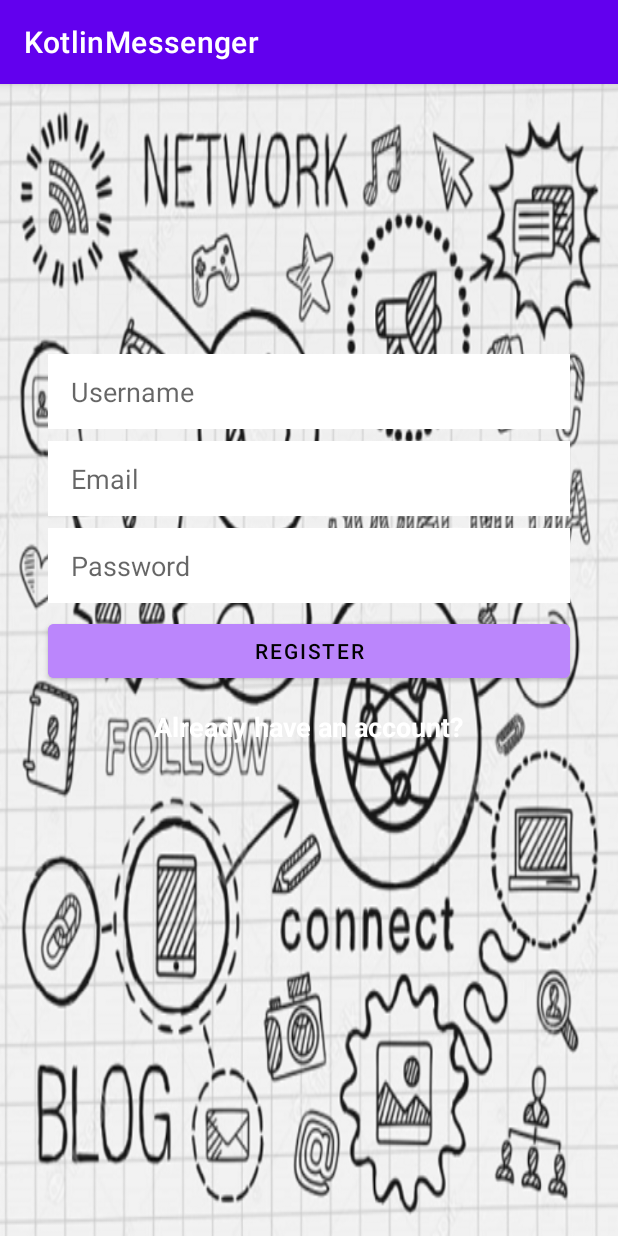
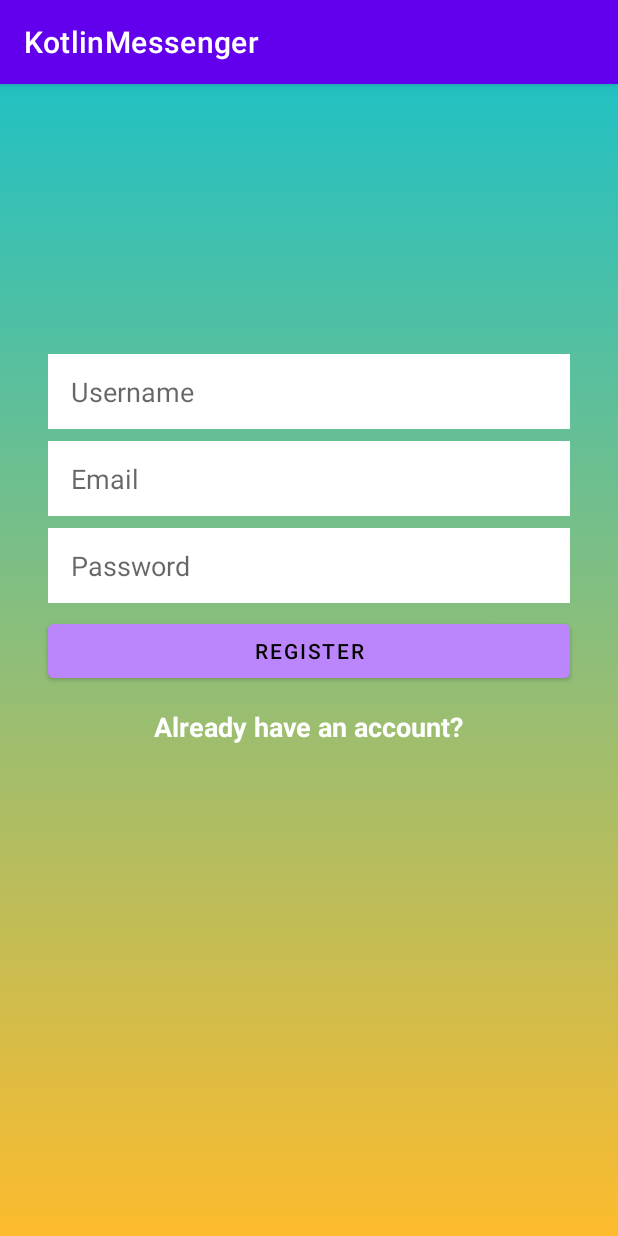
Before and after one commit to 196Sebastian/kotlin-messenger, an Android app: the screen it shows after launch (MainActivity), on a phone screen of 412 x 824 dp. Run offline under Robolectric (Android 15) with nearby library versions, the phone set to English and light mode, and no system bars.

Commit message:
Updated app background

```diff
--- /dev/null
+++ b/app/src/main/res/drawable/gradient_background.xml
@@ -0,0 +1,11 @@
+<?xml version="1.0" encoding="utf-8"?>
+<selector xmlns:android="http://schemas.android.com/apk/res/android">
+    <item>
+        <shape>
+            <gradient android:angle="90"
+                android:endColor="#22c1c3"
+                android:startColor="#fdbb2d"
+                android:type="linear" />
+        </shape>
+    </item>
+</selector>
--- a/app/src/main/res/layout/activity_login.xml
+++ b/app/src/main/res/layout/activity_login.xml
@@ -4,7 +4,7 @@
     android:layout_width="match_parent"
     android:layout_height="match_parent"
     xmlns:app="http://schemas.android.com/apk/res-auto"
-    android:background="@drawable/media_messenger_background"
+    android:background="@drawable/gradient_background"
     tools:context=".MainActivity">
 
     <EditText
--- a/app/src/main/res/layout/activity_main.xml
+++ b/app/src/main/res/layout/activity_main.xml
@@ -4,7 +4,7 @@
     xmlns:tools="http://schemas.android.com/tools"
     android:layout_width="match_parent"
     android:layout_height="match_parent"
-    android:background="@drawable/media_messenger_background"
+    android:background="@drawable/gradient_background"
     tools:context=".MainActivity">
 
     <EditText
```
Also changed, not shown: app/src/main/res/drawable/media_messenger_background.PNG (deleted).
